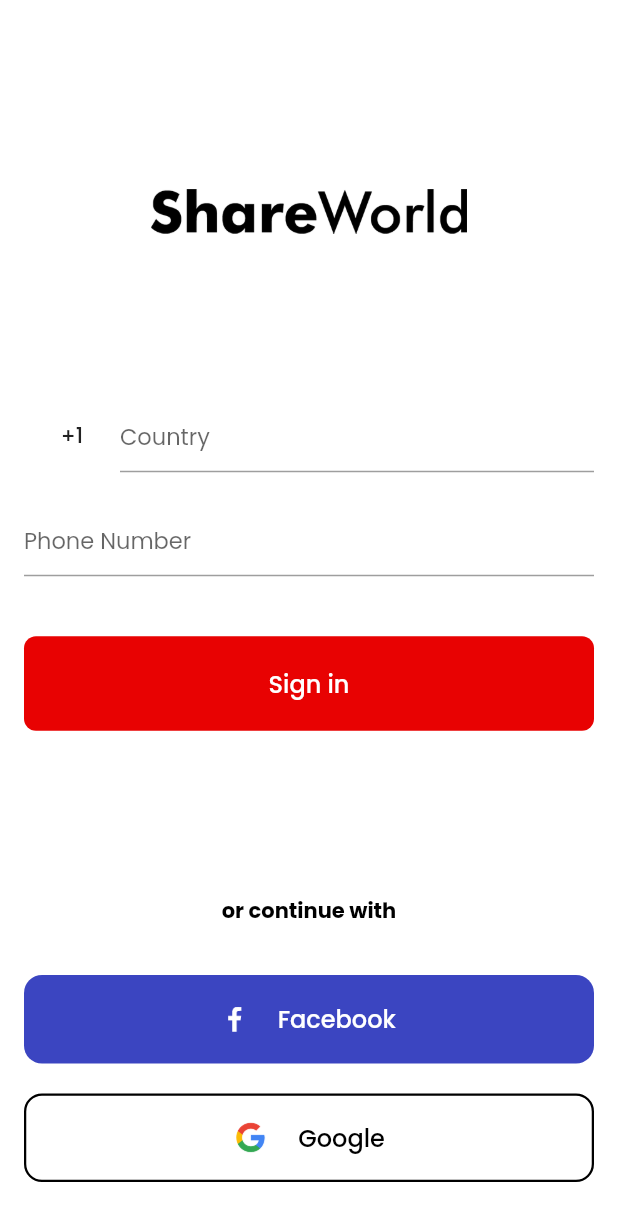
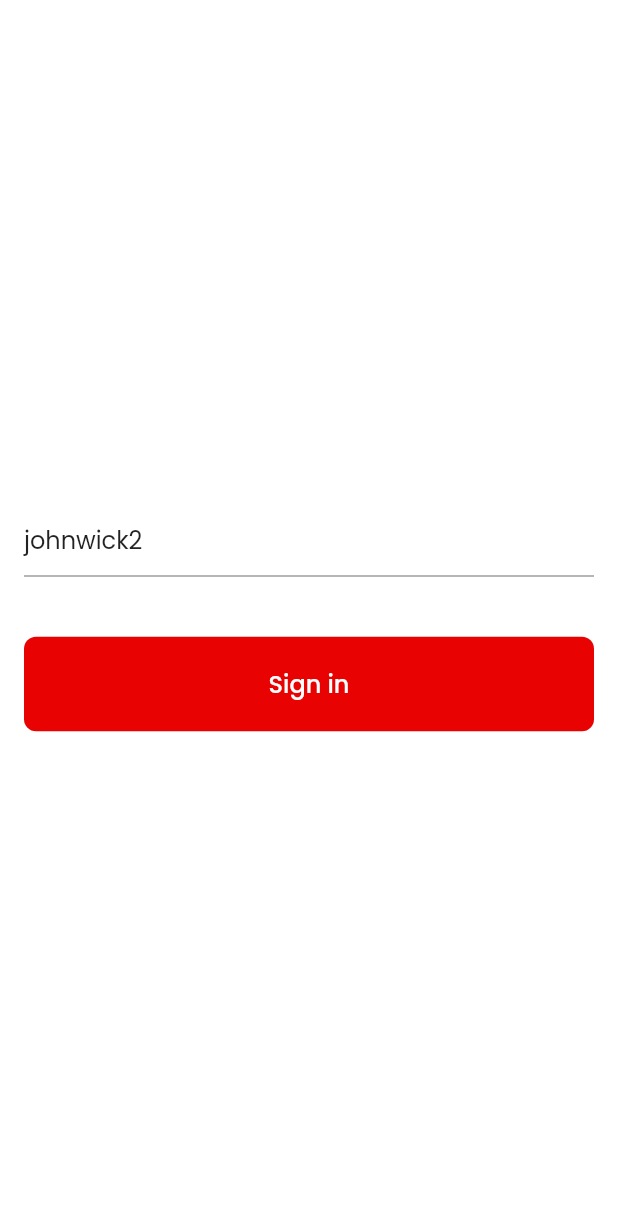
Before and after one commit to ThanakornThanom/flutter_social_app, a Flutter app: the screen it shows after launch, on a phone screen of 412 x 824 dp. Shown: the top 1221 px of the screen. Run offline on Flutter 3.47's test engine with Material 2 defaults, Android fonts, the phone set to English and light mode, and no system bars; drawn by our look-alikes of country_code_picker; our stand-ins replace flutter_bloc, flutter_phoenix, font_awesome_flutter, pin_code_fields, shared_preferences; missing offline and left inert: amity_sdk, animation_wrappers.

Commit message:
updata login page

```diff
--- a/lib/app_navigation/comments.dart
+++ b/lib/app_navigation/comments.dart
@@ -104,7 +104,7 @@ class _CommentScreenState extends State<CommentScreen> {
                                       children: [
                                         CircleAvatar(
                                           radius: 25,
-                                          backgroundImage: AssetImage(widget
+                                          backgroundImage: NetworkImage(widget
                                                   .amityPost
                                                   .postedUser!
                                                   .avatarUrl ??
--- a/lib/app_navigation/home/home_floatin_action_button.dart
+++ b/lib/app_navigation/home/home_floatin_action_button.dart
@@ -1,8 +1,10 @@
 import 'package:flutter/material.dart';
 import 'package:font_awesome_flutter/font_awesome_flutter.dart';
+import 'package:provider/provider.dart';
 import 'package:verbose_share_world/app_navigation/story/add_story.dart';
 import 'package:verbose_share_world/post/upload.dart';
 import 'package:verbose_share_world/app_theme/application_colors.dart';
+import 'package:verbose_share_world/provider/ViewModel/amity_viewmodel.dart';
 
 class CustomHomeFloatingActionButton extends StatefulWidget {
   @override
@@ -27,6 +29,7 @@ class _CustomHomeFloatingActionButtonState
       heroTag: 'home',
       onPressed: () {
         setState(() {
+          Provider.of<AmityVM>(context, listen: false).getUserByID("autest");
           _isSheetOpen = !_isSheetOpen;
         });
         if (_isSheetOpen) {
--- a/lib/auth/login/login_ui.dart
+++ b/lib/auth/login/login_ui.dart
@@ -10,14 +10,17 @@ import 'package:verbose_share_world/generated/l10n.dart';
 import 'package:verbose_share_world/provider/ViewModel/amity_viewmodel.dart';
 import 'package:verbose_share_world/provider/ViewModel/feed_viewmodel.dart';
 
+import '../../routes/routes.dart';
+
 class LoginUi extends StatefulWidget {
   @override
   _LoginUiState createState() => _LoginUiState();
 }
 
 class _LoginUiState extends State<LoginUi> {
-  TextEditingController _phoneController = TextEditingController();
-  TextEditingController _countryController = TextEditingController();
+  TextEditingController _userIDController =
+      TextEditingController(text: "johnwick2");
+  // TextEditingController _countryController = TextEditingController();
   String? isoCode;
 
   @override
@@ -31,41 +34,13 @@ class _LoginUiState extends State<LoginUi> {
           padding: const EdgeInsets.all(16.0),
           child: Column(
             children: [
+              // Spacer(),
+              //Image.asset('assets/images/ShareWorldLogo.png', height: 30),
               Spacer(),
-              Image.asset('assets/images/ShareWorldLogo.png', height: 30),
-              Spacer(),
-              Row(
-                children: [
-                  CountryCodePicker(
-                    dialogTextStyle: theme.textTheme.bodyText1,
-                    textStyle: theme.textTheme.bodyText1,
-                    searchDecoration: InputDecoration(
-                        filled: true,
-                        border:
-                            OutlineInputBorder(borderSide: BorderSide.none)),
-                    onChanged: (value) {
-                      isoCode = value.code;
-                      _countryController.text = value.name!;
-                    },
-                    dialogSize: Size(mediaQuery.size.width * 0.8,
-                        mediaQuery.size.height * 0.8),
-                    initialSelection: '+1',
-                    showFlag: false,
-                    showFlagDialog: true,
-                    favorite: ['+91', 'US'],
-                  ),
-                  Expanded(
-                    child: EntryField(
-                      controller: _countryController,
-                      hint: 'Country',
-                    ),
-                  ),
-                ],
-              ),
               SizedBox(height: 20),
               EntryField(
-                controller: _phoneController,
-                hint: S.of(context).phoneNumber,
+                controller: _userIDController,
+                hint: 'enter userID',
               ),
               SizedBox(height: 40),
               CustomButton(
@@ -73,36 +48,36 @@ class _LoginUiState extends State<LoginUi> {
                   onTap: () async {
                     log("tap signIn");
                     await Provider.of<AmityVM>(context, listen: false)
-                        .login(_phoneController.text);
+                        .login(_userIDController.text);
 
-                    Navigator.pushNamed(context, LoginRoutes.registration);
+                    Navigator.pushNamed(context, LoginRoutes.app);
                   }),
               Spacer(),
-              Text(S.of(context).or_Continue_With,
-                  style: theme.textTheme.headline6!.copyWith(fontSize: 14)),
-              SizedBox(height: 32),
-              CustomButton(
-                icon: Image.asset('assets/Icons/ic_fb.png', scale: 2),
-                radius: 12,
-                color: Color(0xff3b45c1),
-                onTap: () {
-                  Navigator.pushNamed(context, LoginRoutes.registration);
-                },
-                label: 'Facebook',
-                textColor: Colors.white,
-              ),
-              SizedBox(height: 20),
-              CustomButton(
-                label: 'Google',
-                radius: 12,
-                borderColor: Colors.black,
-                onTap: () {
-                  Navigator.pushNamed(context, LoginRoutes.registration);
-                },
-                icon: Image.asset('assets/Icons/ic_login_google.png', scale: 3),
-                color: Theme.of(context).scaffoldBackgroundColor,
-                textColor: Colors.black,
-              ),
+              // Text(S.of(context).or_Continue_With,
+              //     style: theme.textTheme.headline6!.copyWith(fontSize: 14)),
+              // SizedBox(height: 32),
+              // CustomButton(
+              //   icon: Image.asset('assets/Icons/ic_fb.png', scale: 2),
+              //   radius: 12,
+              //   color: Color(0xff3b45c1),
+              //   onTap: () {
+              //     Navigator.pushNamed(context, LoginRoutes.registration);
+              //   },
+              //   label: 'Facebook',
+              //   textColor: Colors.white,
+              // ),
+              // SizedBox(height: 20),
+              // CustomButton(
+              //   label: 'Google',
+              //   radius: 12,
+              //   borderColor: Colors.black,
+              //   onTap: () {
+              //     Navigator.pushNamed(context, LoginRoutes.registration);
+              //   },
+              //   icon: Image.asset('assets/Icons/ic_login_google.png', scale: 3),
+              //   color: Theme.of(context).scaffoldBackgroundColor,
+              //   textColor: Colors.black,
+              // ),
               SizedBox(height: 20),
             ],
           ),
--- a/lib/provider/ViewModel/feed_viewmodel.dart
+++ b/lib/provider/ViewModel/feed_viewmodel.dart
@@ -17,8 +17,9 @@ class FeedVM extends ChangeNotifier {
         .getGlobalFeed()
         .getPagingData()
         .then((value) {
-      _amityGlobalFeedPosts = value.item1;
+      _amityGlobalFeedPosts = value.data;
     });
+
     // _controller = await PagingController(
     //   pageFuture: (token) => AmitySocialClient.newFeedRepository()
     //       .getGlobalFeed()
--- a/pubspec.yaml
+++ b/pubspec.yaml
@@ -24,7 +24,7 @@ dependencies:
   flutter_phoenix: ^1.0.0
   flutter_launcher_icons: ^0.9.2
   modal_bottom_sheet: ^2.1.0
-  amity_sdk: ^0.2.0
+  amity_sdk: ^0.4.0
   provider: ^6.0.3
 
 
```
Also changed, not shown: lib/app_navigation/home/post_content_widget.dart (+9 -8 lines), lib/provider/ViewModel/amity_viewmodel.dart (+10 -1 lines), lib/provider/ViewModel/post_viewmodel.dart (+50 -5 lines), pubspec.lock, 3 other files.
